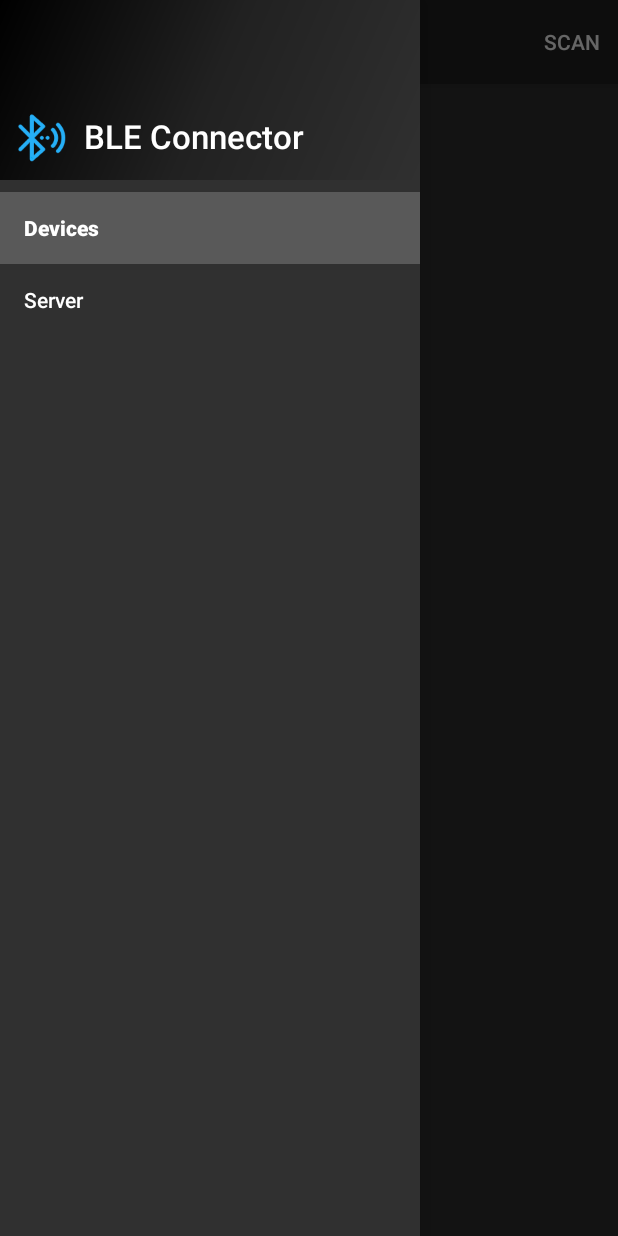
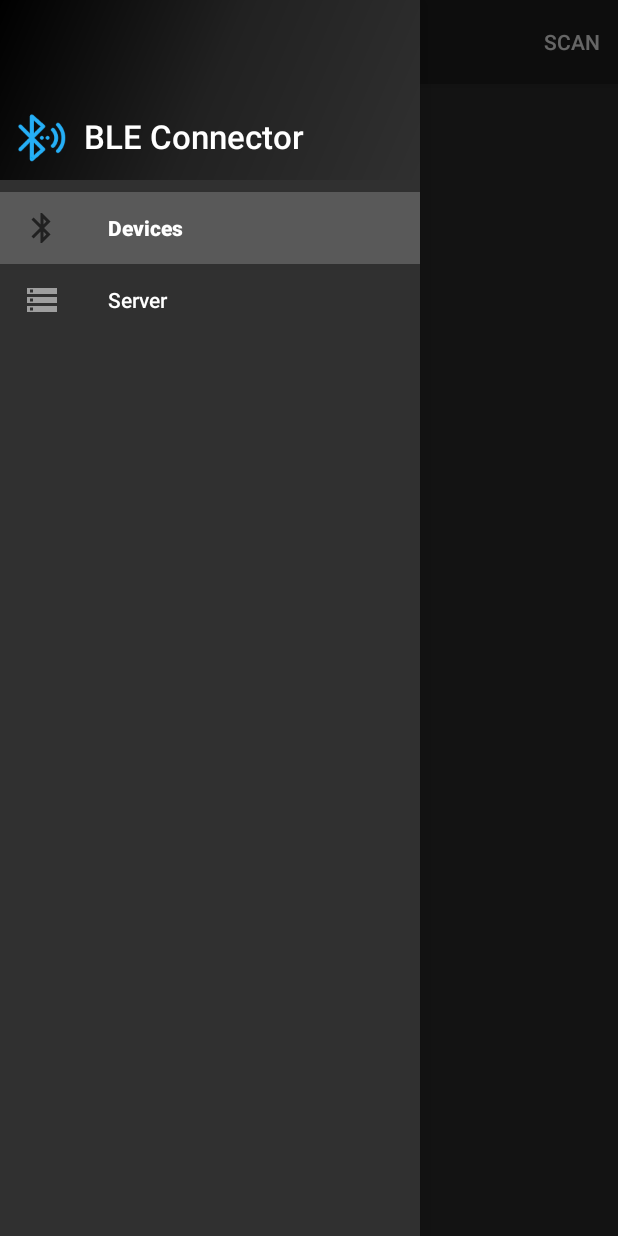
Before and after one commit to Keidan/BleConnector, an Android app: the MainActivity screen opened directly, with no data from a screen before it, with the side drawer open, on a phone screen of 412 x 824 dp. Run offline under Robolectric (Android 15) with nearby library versions, the phone set to English and light mode, and no system bars; 1 statement that could not run was skipped.

Commit message:
Add drawer icons

```diff
--- a/app/src/main/res/menu/activity_main_drawer.xml
+++ b/app/src/main/res/menu/activity_main_drawer.xml
@@ -4,9 +4,11 @@
         <item
             android:id="@+id/nav_devices"
             android:checked="true"
+            android:icon="@drawable/ic_bluetooth_white"
             android:title="@string/devices"/>
         <item
             android:id="@+id/nav_server"
+            android:icon="@drawable/ic_server_white"
             android:title="@string/server"/>
     </group>
 </menu>
```
Also changed, not shown: app/src/main/res/drawable-hdpi/ic_bluetooth_white.png (added), app/src/main/res/drawable-hdpi/ic_server_white.png (added), app/src/main/res/drawable-mdpi/ic_bluetooth_white.png (added), app/src/main/res/drawable-mdpi/ic_server_white.png (added), app/src/main/res/drawable-xhdpi/ic_bluetooth_white.png (added), app/src/main/res/drawable-xhdpi/ic_server_white.png (added), app/src/main/res/drawable-xxhdpi/ic_bluetooth_white.png (added), app/src/main/res/drawable-xxhdpi/ic_server_white.png (added).
